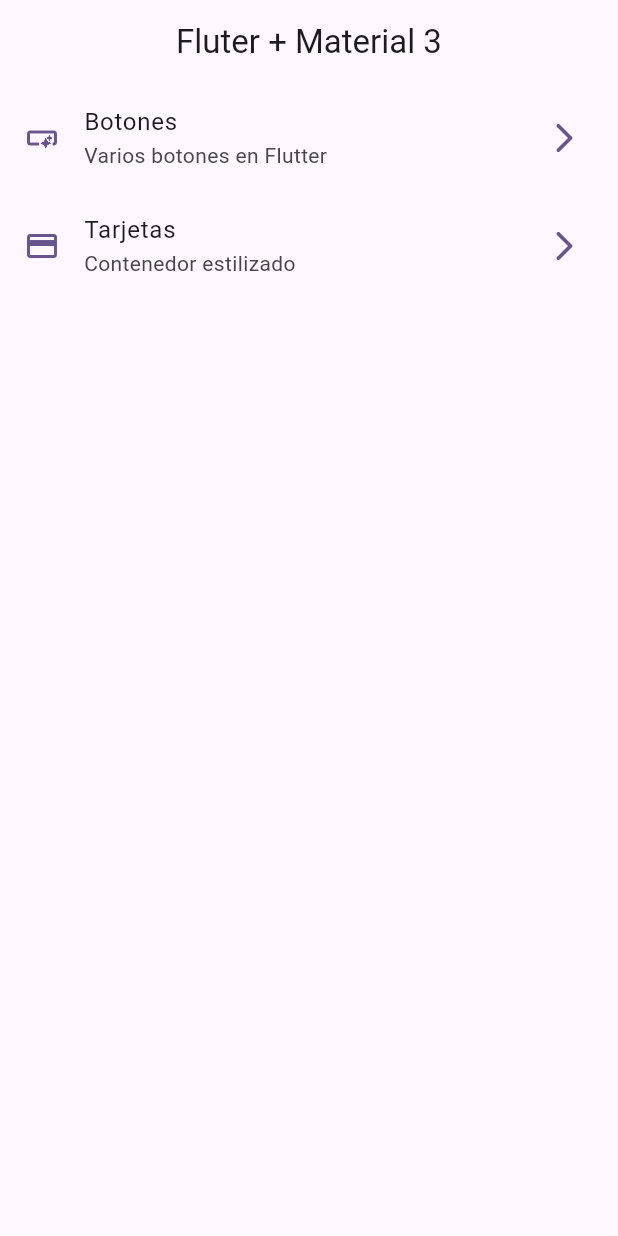
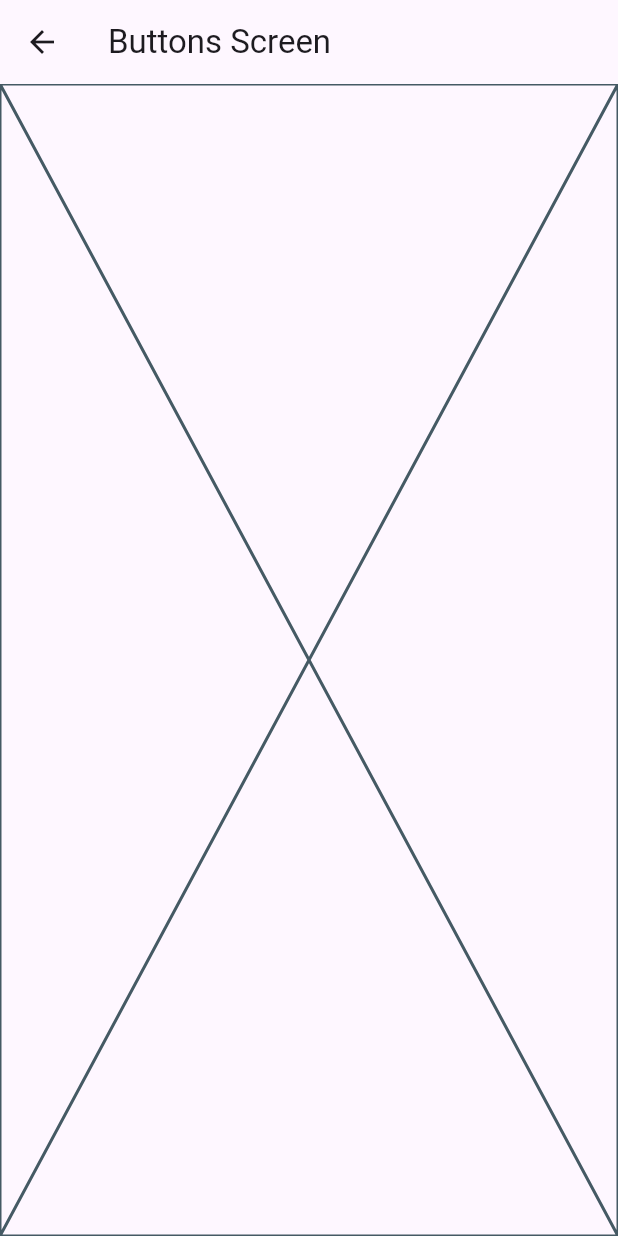
Before and after one commit to felipe9520/widget-app, a Flutter app: the screen it shows after launch, after a tap on "Botones", on a phone screen of 412 x 824 dp. Run offline on Flutter 3.47's test engine with Material 3 defaults, Android fonts, the phone set to English and light mode, and no system bars.

```diff
--- a/lib/config/menu/menu_items.dart
+++ b/lib/config/menu/menu_items.dart
@@ -32,7 +32,7 @@ const appMenuItems = <MenuItem>[
   MenuItem(
     title: 'Tarjetas',
     subtitle: 'Contenedor estilizado',
-    link: '/card',
+    link: '/cards',
     icon: Icons.credit_card
   ),
 
--- a/lib/config/theme/app_theme.dart
+++ b/lib/config/theme/app_theme.dart
@@ -28,7 +28,7 @@ class AppTheme {
     useMaterial3: true,
     colorSchemeSeed: colorList [ selectedColor ],
     appBarTheme: const AppBarTheme(
-      centerTitle: true
+      centerTitle: false
     )
   );
 
--- a/lib/main.dart
+++ b/lib/main.dart
@@ -1,5 +1,7 @@
 import 'package:flutter/material.dart';
 import 'package:widgets_app/config/theme/app_theme.dart';
+import 'package:widgets_app/presentation/screens/buttons/buttons_screen.dart';
+import 'package:widgets_app/presentation/screens/cards/cards_screen.dart';
 import 'package:widgets_app/presentation/screens/home/home_screen.dart';
 
 void main() {
@@ -15,6 +17,10 @@ class MainApp extends StatelessWidget {
       debugShowCheckedModeBanner: false,
       theme: AppTheme( selectedColor: 8 ).getTheme(),
       home: const HomeScreen(),
+      routes: {
+        '/buttons':(context) => const ButtonsScreen(),
+        '/cards':(context) => const CardsScreen(),
+      },
     );
   }
 }
--- /dev/null
+++ b/lib/presentation/screens/buttons/buttons_screen.dart
@@ -0,0 +1,16 @@
+import 'package:flutter/material.dart';
+
+
+class ButtonsScreen extends StatelessWidget {
+  const ButtonsScreen({super.key});
+
+  @override
+  Widget build(BuildContext context) {
+    return Scaffold(
+      appBar: AppBar(
+        title: const Text('Buttons Screen'),
+      ),
+      body: const Placeholder(),
+    );
+  }
+}
--- a/lib/presentation/screens/home/home_screen.dart
+++ b/lib/presentation/screens/home/home_screen.dart
@@ -1,5 +1,6 @@
 import 'package:flutter/material.dart';
 import 'package:widgets_app/config/menu/menu_items.dart';
+//import 'package:widgets_app/presentation/screens/buttons/buttons_screen.dart';
 
 class HomeScreen extends StatelessWidget {
   const HomeScreen({super.key});
@@ -54,7 +55,16 @@ class _CustomListTile extends StatelessWidget {
       title: Text(menuItem.title),
       subtitle: Text(menuItem.subtitle),
       onTap: () {
-        //TODO: navegar a otra pantalla
+
+        // Navigator.of(context).push(
+        //   MaterialPageRoute(
+        //     builder: (context) => const ButtonsScreen(),
+        //   ),
+        // );  // SE PUEDE USAR Y ES PERMITIDO
+
+        // HACIENDO USO DE LOS NAME (menuItem.link)
+        Navigator.pushNamed( context, menuItem.link );
+
       },
     );
   }
```
Also changed, not shown: lib/presentation/screens/cards/cards_screen.dart (added, +16 -0 lines).
